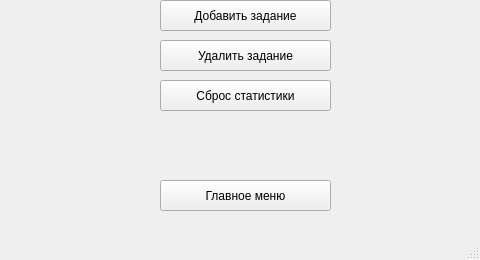
Qt form PyQT5_Project/SettingsWindow.ui (Topando/PYQT5_PROJECT) before a commit.
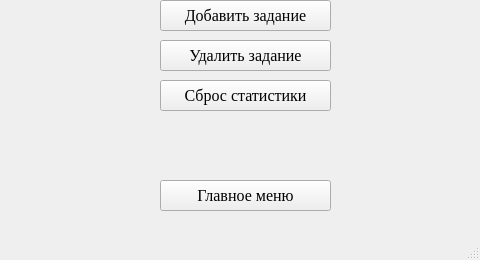
The same form after that commit.

The edit to the form file:
```diff
--- a/PyQT5_Project/SettingsWindow.ui
+++ b/PyQT5_Project/SettingsWindow.ui
@@ -10,6 +10,12 @@
     <height>260</height>
    </rect>
   </property>
+  <property name="font">
+   <font>
+    <family>Times New Roman</family>
+    <pointsize>12</pointsize>
+   </font>
+  </property>
   <property name="windowTitle">
    <string>MainWindow</string>
   </property>
```
Left out of the diff: 2 changed lines with no effect on the pictures.
